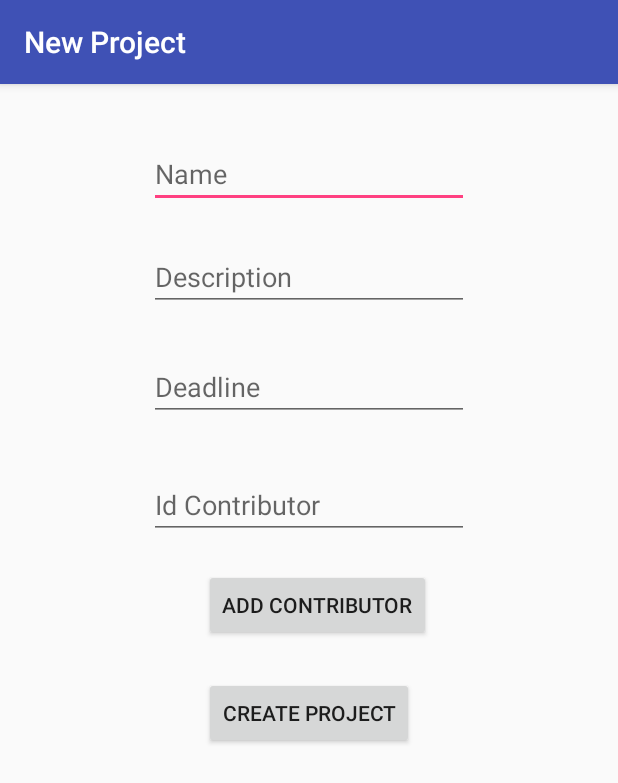
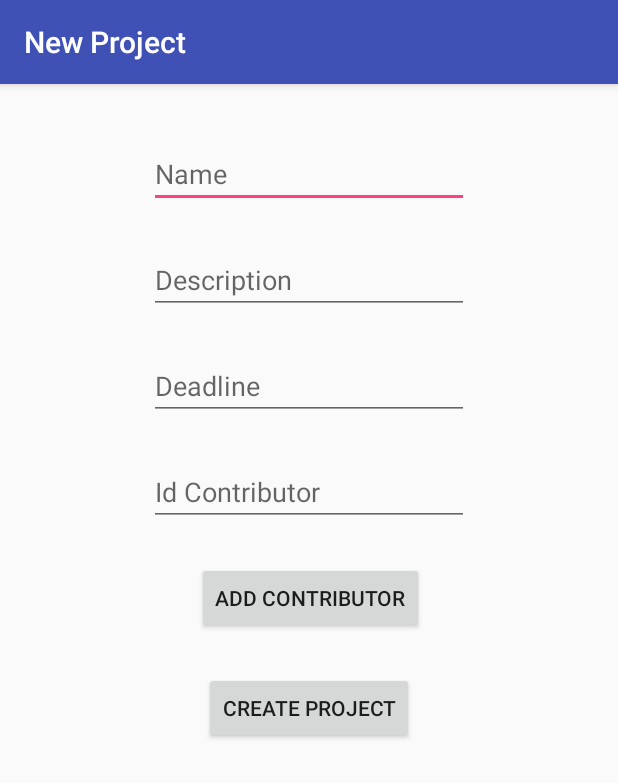
Before and after one commit to Pakistanp/ProjectManager, an Android app: the NewProjectActivity screen opened directly, with no data from a screen before it, on a phone screen of 412 x 824 dp. Shown: the top 783 px of the screen. Run offline under Robolectric (Android 15) with nearby library versions, the phone set to English and light mode, and no system bars.

Commit message:
edit NewProjectActivity view Poprawki rozmieszczen

```diff
--- a/app/src/main/res/layout/content_new_project.xml
+++ b/app/src/main/res/layout/content_new_project.xml
@@ -24,7 +24,7 @@
         android:id="@+id/editTextDescription"
         android:layout_width="wrap_content"
         android:layout_height="wrap_content"
-        android:layout_marginTop="23dp"
+        android:layout_marginTop="25dp"
         android:ems="10"
         android:hint="@string/text_description"
         android:inputType="textMultiLine"
@@ -35,7 +35,7 @@
         android:id="@+id/editTextDeadline"
         android:layout_width="wrap_content"
         android:layout_height="wrap_content"
-        android:layout_marginTop="28dp"
+        android:layout_marginTop="25dp"
         android:ems="10"
         android:hint="@string/text_deadline"
         android:inputType="date"
@@ -46,7 +46,7 @@
         android:id="@+id/editTextIdContributor"
         android:layout_width="wrap_content"
         android:layout_height="wrap_content"
-        android:layout_marginTop="33dp"
+        android:layout_marginTop="25dp"
         android:ems="10"
         android:hint="@string/text_id_contributor"
         android:inputType="number"
@@ -57,16 +57,17 @@
         android:id="@+id/buttonAddContributor"
         android:layout_width="wrap_content"
         android:layout_height="wrap_content"
-        android:layout_marginTop="20dp"
+        android:layout_marginStart="32dp"
+        android:layout_marginTop="24dp"
         android:text="@string/action_add_contributor"
-        app:layout_constraintStart_toStartOf="@+id/buttonCreateProject"
+        app:layout_constraintStart_toStartOf="@+id/editTextIdContributor"
         app:layout_constraintTop_toBottomOf="@+id/editTextIdContributor" />
 
     <Button
         android:id="@+id/buttonCreateProject"
         android:layout_width="wrap_content"
         android:layout_height="wrap_content"
-        android:layout_marginTop="24dp"
+        android:layout_marginTop="25dp"
         android:text="@string/action_create_project"
         app:layout_constraintEnd_toEndOf="parent"
         app:layout_constraintStart_toStartOf="parent"
```
